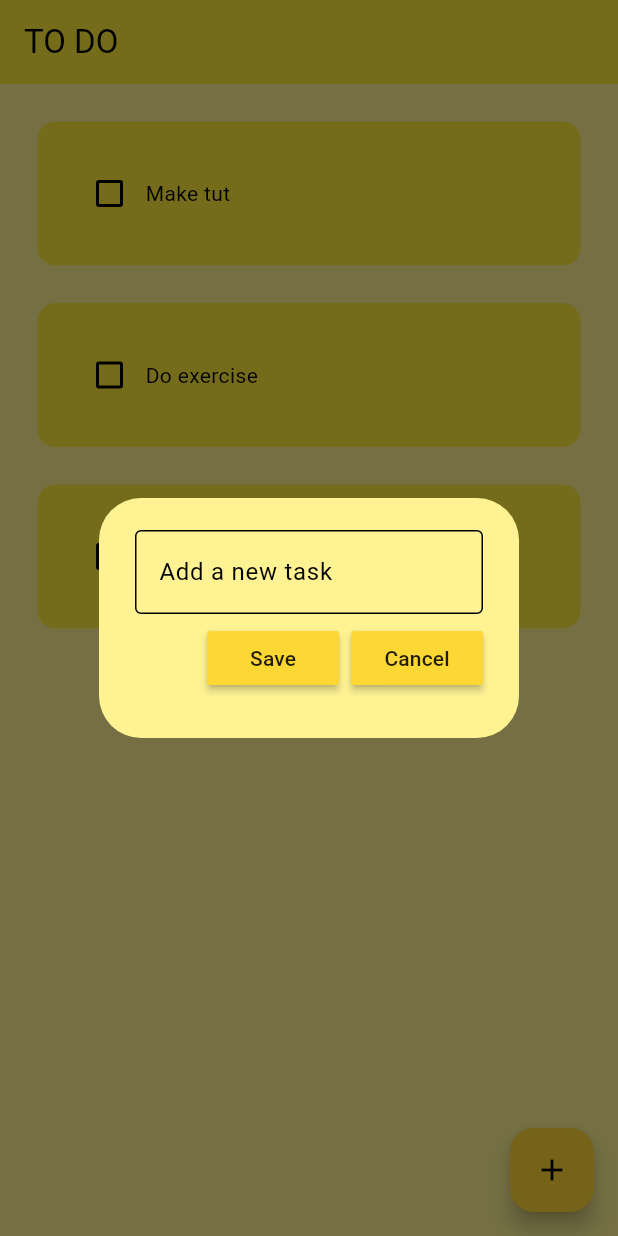
After one commit to anhnguyen6535/TodoApp, a Flutter app: the screen it shows after launch, after a tap on the "add" icon, on a phone screen of 412 x 824 dp. The commit adds this screen. Run offline on Flutter 3.47's test engine with Material 3 defaults, Android fonts, the phone set to English and light mode, and no system bars.

Commit message:
add functionality to create new task

```diff
--- a/lib/main.dart
+++ b/lib/main.dart
@@ -17,7 +17,7 @@ class MyApp extends StatelessWidget {
       theme: ThemeData(
         colorScheme: ColorScheme(
           brightness: Brightness.light,
-          primary: Colors.yellow[700]!,
+          primary: Colors.yellow[600]!,
           onPrimary: Colors.yellow,
           secondary: Colors.amber[600]!,
           onSecondary: Colors.black,
--- a/lib/pages/home_page.dart
+++ b/lib/pages/home_page.dart
@@ -1,14 +1,17 @@
 import 'package:flutter/material.dart';
+import 'package:todoapp/utils/dialog_box.dart';
 import 'package:todoapp/utils/todo_tile.dart';
 
 class HomePage extends StatefulWidget {
   const HomePage({super.key});
+
 
   @override
   State<HomePage> createState() => _HomePageState();
 }
 
 class _HomePageState extends State<HomePage> {
+  final _controller = TextEditingController();
   List todoList = [
     ["Make tut", false],
     ["Do exercise", false],
@@ -21,6 +24,28 @@ class _HomePageState extends State<HomePage> {
     });
   }
 
+  void saveNewTask(){
+    print(_controller.text);
+    setState(() {
+      todoList.add([_controller.text, false]);
+    });
+    _controller.clear();
+    Navigator.of(context).pop();
+  }
+
+  void createNewTask(){
+    showDialog(
+      context: context,
+      builder: (context){
+        return DialogBox(
+          controller: _controller,
+          onSave: saveNewTask,
+          onCancel: () => Navigator.of(context).pop(),
+        );
+      },
+    );
+  }
+
   @override
   Widget build(BuildContext context) {
     return Scaffold(
@@ -28,6 +53,13 @@ class _HomePageState extends State<HomePage> {
       appBar: AppBar(
         title: Text("TO DO"),
         elevation: 0,
+      ),
+      floatingActionButton: FloatingActionButton(
+        onPressed: createNewTask,
+        child: Icon(
+          Icons.add,
+          color: Colors.black,
+        ),
       ),
       body: ListView.builder(
         itemCount: todoList.length,
--- /dev/null
+++ b/lib/utils/customized_button.dart
@@ -0,0 +1,21 @@
+import 'package:flutter/material.dart';
+
+class CustomizedButton extends StatelessWidget {
+  final String text;
+  final VoidCallback onPressed;
+
+  const CustomizedButton({
+    super.key,
+    required this.text,
+    required this.onPressed,
+  });
+
+  @override
+  Widget build(BuildContext context) {
+    return MaterialButton(
+      onPressed: onPressed,
+      color: Theme.of(context).primaryColor,
+      child: Text(text),
+    );
+  }
+}
--- /dev/null
+++ b/lib/utils/dialog_box.dart
@@ -0,0 +1,50 @@
+import 'package:flutter/material.dart';
+import 'package:todoapp/utils/customized_button.dart';
+
+class DialogBox extends StatelessWidget {
+  final controller;
+  VoidCallback onSave;
+  VoidCallback onCancel;
+
+  DialogBox({
+    super.key,
+    required this.controller,
+    required this.onSave,
+    required this.onCancel,
+  });
+
+  @override
+  Widget build(BuildContext context) {
+    return AlertDialog(
+      content: SizedBox(
+        height: 120,
+        child: Column(
+          mainAxisAlignment: MainAxisAlignment.spaceEvenly,
+          children: [
+            TextField(
+              controller: controller,
+              decoration: InputDecoration(
+                border: OutlineInputBorder(),
+                hintText: "Add a new task",
+              ),
+            ),
+            Row(
+              mainAxisAlignment: MainAxisAlignment.end,
+              children: [
+                CustomizedButton(
+                  text: "Save",
+                  onPressed: onSave,
+                ),
+                const SizedBox(width: 8,),
+                CustomizedButton(
+                  text: "Cancel",
+                  onPressed: onCancel,
+                ),
+              ]
+            )
+          ],
+        ),
+      ),
+    );
+  }
+}
```
